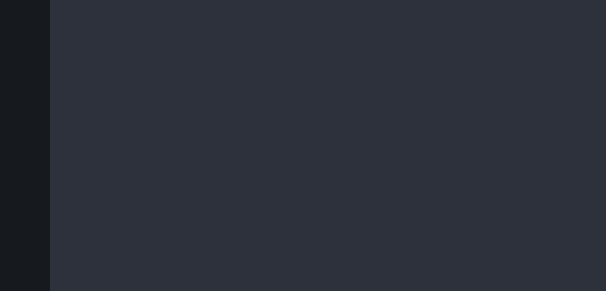
Before: the Qt Designer form views/qt_files/main_window.ui in Zombender0/Linear_algebra, drawn with Qt 5.
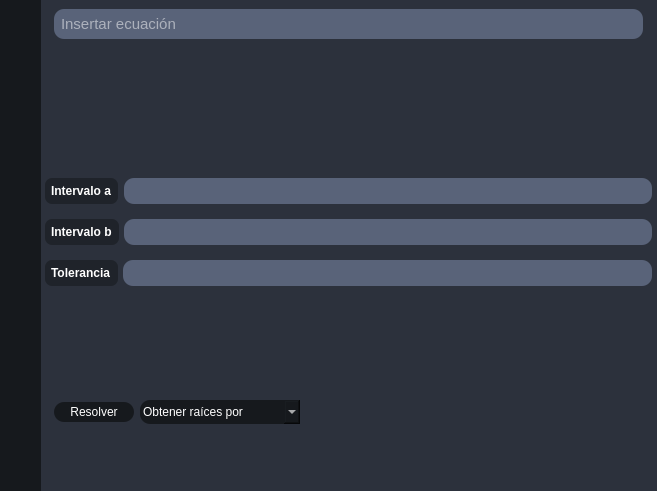
After: the same form once the commit is applied. Icons and pictures are not drawn.

Commit message: Expansion de interfaz para resolver ecuaciones

```diff
--- a/views/qt_files/main_window.ui
+++ b/views/qt_files/main_window.ui
@@ -9,8 +9,8 @@
    <rect>
     <x>0</x>
     <y>0</y>
-    <width>603</width>
-    <height>291</height>
+    <width>657</width>
+    <height>491</height>
    </rect>
   </property>
   <property name="windowTitle">
@@ -43,7 +43,7 @@
 background-color: #2c313c
 }
 
-#table_buttons_frame QPushButton, #table_buttons_frame QComboBox {
+#table_buttons_frame QPushButton, #table_buttons_frame QComboBox,#solution_widget QComboBox, #solution_widget QPushButton {
     color: #ffffff;
     text-align: center;
 	padding: 3px;
@@ -95,17 +95,17 @@
 height: 18px;
 }
 
- #table_buttons_frame QComboBox:dropdown{
+ #table_buttons_frame QComboBox:dropdown, #solution_widget QComboBox{
 border: 0px;
 }
 
-#table_buttons_frame QComboBox:down-arrow{
+#table_buttons_frame QComboBox:down-arrow, #solution_widget QComboBox{
 subcontrol-position: right;
 width: 18px;
 height: 18px;
 }
 
-#table_buttons_frame QComboBox QListView{
+#table_buttons_frame QComboBox QListView, #solution_widget QComboBox QListView{
 color: #fff;
 font-weight: 500;
 background-color: #2c313c;
@@ -134,6 +134,38 @@
 
 #side_bar{
 background: #16191d
+}
+#tab_buttons_frame QPushButton, #expand_button_frame QPushButton{
+text-align: left;
+}
+#tab_buttons_frame QPushButton::hover{
+background-color: #1f232a;
+}
+
+#equation_widget QLineEdit{
+color: #fff;
+background-color: #596379;
+border-radius:10px;
+padding: 5px;
+font-weight: 350;
+}
+
+#equation_buttons_frame QLineEdit{
+color: #fff;
+background-color: #596379;
+border-radius:10px;
+padding: 5px;
+font-weight: 350;
+}
+#equation_buttons_frame QLabel{
+background-color: #1f232a;
+padding: 3px;
+font-weight: 700;
+border-radius: 7px;
+}
+
+#equations_page{
+background: #2c313c
 }</string>
   </property>
   <widget class="QWidget" name="centralwidget">
@@ -158,65 +190,42 @@
     </property>
     <item>
      <widget class="QWidget" name="side_bar" native="true">
+      <property name="maximumSize">
+       <size>
+        <width>16777215</width>
+        <height>16777215</height>
+       </size>
+      </property>
       <layout class="QVBoxLayout" name="verticalLayout_5">
+       <property name="spacing">
+        <number>0</number>
+       </property>
+       <property name="sizeConstraint">
+        <enum>QLayout::SizeConstraint::SetMinAndMaxSize</enum>
+       </property>
+       <property name="leftMargin">
+        <number>9</number>
+       </property>
        <property name="topMargin">
-        <number>9</number>
+        <number>0</number>
        </property>
        <property name="rightMargin">
-        <number>9</number>
+        <number>0</number>
        </property>
-       <item alignment="Qt::AlignmentFlag::AlignTop">
-        <widget class="QWidget" name="expand_button_widget" native="true">
-         <layout class="QVBoxLayout" name="verticalLayout_6">
-          <property name="spacing">
-           <number>0</number>
-          </property>
-          <property name="leftMargin">
-           <number>0</number>
-          </property>
-          <property name="topMargin">
-           <number>0</number>
-          </property>
-          <property name="rightMargin">
-           <number>0</number>
-          </property>
-          <property name="bottomMargin">
-           <number>0</number>
-          </property>
-          <item>
-           <widget class="QPushButton" name="expand_button">
-            <property name="toolTip">
-             <string>Expandir Menu</string>
-            </property>
-            <property name="text">
-             <string/>
-            </property>
-            <property name="icon">
-             <iconset resource="qrc_files/resources.qrc">
-              <normaloff>:/icon/Images/align-justify.svg</normaloff>:/icon/Images/align-justify.svg</iconset>
-            </property>
-            <property name="iconSize">
-             <size>
-              <width>24</width>
-              <height>24</height>
-             </size>
-            </property>
-           </widget>
-          </item>
-         </layout>
-        </widget>
-       </item>
-       <item alignment="Qt::AlignmentFlag::AlignTop">
-        <widget class="QWidget" name="tab_buttons_widget" native="true">
-         <property name="sizePolicy">
-          <sizepolicy hsizetype="Preferred" vsizetype="Expanding">
-           <horstretch>0</horstretch>
-           <verstretch>0</verstretch>
-          </sizepolicy>
+       <property name="bottomMargin">
+        <number>0</number>
+       </property>
+       <item>
+        <widget class="QWidget" name="sub_side_bar" native="true">
+         <property name="maximumSize">
+          <size>
+           <width>16777215</width>
+           <height>16777215</height>
+          </size>
          </property>
-         <layout class="QVBoxLayout" name="verticalLayout_7">
+         <layout class="QVBoxLayout" name="verticalLayout_11">
           <property name="spacing">
-           <number>10</number>
+           <number>0</number>
           </property>
           <property name="leftMargin">
            <number>0</number>
@@ -231,43 +240,140 @@
            <number>0</number>
           </property>
           <item>
-           <widget class="QPushButton" name="equation_tab_button">
-            <property name="toolTip">
-             <string>Ecuaciones</string>
-            </property>
-            <property name="text">
-             <string/>
-            </property>
-            <property name="icon">
-             <iconset resource="qrc_files/resources.qrc">
-              <normaloff>:/icon/Images/fx.svg</normaloff>:/icon/Images/fx.svg</iconset>
-            </property>
-            <property name="iconSize">
+           <widget class="QFrame" name="expand_button_frame">
+            <property name="maximumSize">
              <size>
-              <width>28</width>
-              <height>28</height>
+              <width>16777215</width>
+              <height>16777215</height>
              </size>
             </property>
+            <layout class="QVBoxLayout" name="verticalLayout_6">
+             <property name="spacing">
+              <number>0</number>
+             </property>
+             <property name="leftMargin">
+              <number>0</number>
+             </property>
+             <property name="topMargin">
+              <number>0</number>
+             </property>
+             <property name="rightMargin">
+              <number>0</number>
+             </property>
+             <property name="bottomMargin">
+              <number>0</number>
+             </property>
+             <item alignment="Qt::AlignmentFlag::AlignLeft|Qt::AlignmentFlag::AlignTop">
+              <widget class="QPushButton" name="expand_button">
+               <property name="toolTip">
+                <string>Expandir Menu</string>
+               </property>
+               <property name="styleSheet">
+                <string notr="true">text-align:left;</string>
+               </property>
+               <property name="text">
+                <string/>
+               </property>
+               <property name="icon">
+                <iconset resource="qrc_files/resources.qrc">
+                 <normaloff>:/icon/Images/align-justify.svg</normaloff>:/icon/Images/align-justify.svg</iconset>
+               </property>
+               <property name="iconSize">
+                <size>
+                 <width>28</width>
+                 <height>28</height>
+                </size>
+               </property>
+              </widget>
+             </item>
+            </layout>
            </widget>
           </item>
-          <item>
-           <widget class="QPushButton" name="matrix_tab_button">
-            <property name="toolTip">
-             <string>Matrices</string>
+          <item alignment="Qt::AlignmentFlag::AlignTop">
+           <widget class="QFrame" name="tab_buttons_frame">
+            <property name="sizePolicy">
+             <sizepolicy hsizetype="Preferred" vsizetype="Preferred">
+              <horstretch>0</horstretch>
+              <verstretch>0</verstretch>
+             </sizepolicy>
             </property>
-            <property name="text">
-             <string/>
-            </property>
-            <property name="icon">
-             <iconset resource="qrc_files/resources.qrc">
-              <normaloff>:/icon/Images/matrix.svg</normaloff>:/icon/Images/matrix.svg</iconset>
-            </property>
-            <property name="iconSize">
+            <property name="maximumSize">
              <size>
-              <width>24</width>
-              <height>24</height>
+              <width>16777215</width>
+              <height>16777215</height>
              </size>
             </property>
+            <layout class="QVBoxLayout" name="verticalLayout_7">
+             <property name="spacing">
+              <number>5</number>
+             </property>
+             <property name="leftMargin">
+              <number>0</number>
+             </property>
+             <property name="topMargin">
+              <number>0</number>
+             </property>
+             <property name="rightMargin">
+              <number>0</number>
+             </property>
+             <property name="bottomMargin">
+              <number>0</number>
+             </property>
+             <item>
+              <widget class="QPushButton" name="matrix_tab_button">
+               <property name="enabled">
+                <bool>true</bool>
+               </property>
+               <property name="font">
+                <font>
+                 <bold>false</bold>
+                </font>
+               </property>
+               <property name="toolTip">
+                <string>Matrices</string>
+               </property>
+               <property name="styleSheet">
+                <string notr="true">text-align:left;</string>
+               </property>
+               <property name="text">
+                <string/>
+               </property>
+               <property name="icon">
+                <iconset resource="qrc_files/resources.qrc">
+                 <normaloff>:/icon/Images/matrix.svg</normaloff>:/icon/Images/matrix.svg</iconset>
+               </property>
+               <property name="iconSize">
+                <size>
+                 <width>28</width>
+                 <height>28</height>
+                </size>
+               </property>
+              </widget>
+             </item>
+             <item>
+              <widget class="QPushButton" name="equation_tab_button">
+               <property name="toolTip">
+                <string>Ecuaciones</string>
+               </property>
+               <property name="styleSheet">
+                <string notr="true">text-align:left;</string>
+               </property>
+               <property name="text">
+                <string/>
+               </property>
+               <property name="icon">
+                <iconset resource="qrc_files/resources.qrc">
+                 <normaloff>:/icon/Images/fx.svg</normaloff>:/icon/Images/fx.svg</iconset>
+               </property>
+               <property name="iconSize">
+                <size>
+                 <width>32</width>
+                 <height>32</height>
+                </size>
+               </property>
+              </widget>
+             </item>
+            </layout>
            </widget>
           </item>
          </layout>
@@ -713,7 +819,242 @@
         </item>
        </layout>
       </widget>
-      <widget class="QWidget" name="equations_page"/>
+      <widget class="QWidget" name="equations_page">
+       <layout class="QVBoxLayout" name="verticalLayout_8" stretch="10,9,9">
+        <property name="spacing">
+         <number>15</number>
+        </property>
+        <property name="leftMargin">
+         <number>4</number>
+        </property>
+        <property name="topMargin">
+         <number>0</number>
+        </property>
+        <property name="rightMargin">
+         <number>5</number>
+        </property>
+        <property name="bottomMargin">
+         <number>5</number>
+        </property>
+        <item alignment="Qt::AlignmentFlag::AlignTop">
+         <widget class="QWidget" name="equation_widget" native="true">
+          <layout class="QVBoxLayout" name="verticalLayout_9">
+           <item>
+            <widget class="QLineEdit" name="equation_input">
+             <property name="font">
+              <font>
+               <pointsize>11</pointsize>
+               <fontweight></fontweight>
+              </font>
+             </property>
+             <property name="inputMethodHints">
+              <set>Qt::InputMethodHint::ImhNone</set>
+             </property>
+             <property name="placeholderText">
+              <string>Insertar ecuación</string>
+             </property>
+            </widget>
+           </item>
+          </layout>
+         </widget>
+        </item>
+        <item alignment="Qt::AlignmentFlag::AlignTop">
+         <widget class="QFrame" name="equation_buttons_frame">
+          <property name="sizePolicy">
+           <sizepolicy hsizetype="Preferred" vsizetype="Preferred">
+            <horstretch>0</horstretch>
+            <verstretch>0</verstretch>
+           </sizepolicy>
+          </property>
+          <layout class="QVBoxLayout" name="verticalLayout_10">
+           <property name="spacing">
+            <number>15</number>
+           </property>
+           <property name="leftMargin">
+            <number>0</number>
+           </property>
+           <property name="topMargin">
+            <number>0</number>
+           </property>
+           <property name="rightMargin">
+            <number>0</number>
+           </property>
+           <property name="bottomMargin">
+            <number>0</number>
+           </property>
+           <item>
+            <widget class="QWidget" name="interval_a_widget" native="true">
+             <property name="sizePolicy">
+              <sizepolicy hsizetype="Preferred" vsizetype="Preferred">
+               <horstretch>0</horstretch>
+               <verstretch>0</verstretch>
+              </sizepolicy>
+             </property>
+             <layout class="QHBoxLayout" name="horizontalLayout_2">
+              <property name="spacing">
+               <number>6</number>
+              </property>
+              <property name="leftMargin">
+               <number>0</number>
+              </property>
+              <property name="topMargin">
+               <number>0</number>
+              </property>
+              <property name="rightMargin">
+               <number>0</number>
+              </property>
+              <property name="bottomMargin">
+               <number>0</number>
+              </property>
+              <item>
+               <widget class="QLabel" name="interval_a_label">
+                <property name="maximumSize">
+                 <size>
+                  <width>16777215</width>
+                  <height>30</height>
+                 </size>
+                </property>
+                <property name="text">
+                 <string>Intervalo a</string>
+                </property>
+               </widget>
+              </item>
+              <item>
+               <widget class="QLineEdit" name="interval_a_line_edit"/>
+              </item>
+             </layout>
+            </widget>
+           </item>
+           <item>
+            <widget class="QWidget" name="interval_b_widget" native="true">
+             <property name="sizePolicy">
+              <sizepolicy hsizetype="Preferred" vsizetype="Preferred">
+               <horstretch>0</horstretch>
+               <verstretch>0</verstretch>
+              </sizepolicy>
+             </property>
+             <layout class="QHBoxLayout" name="horizontalLayout_3">
+              <property name="spacing">
+               <number>5</number>
+              </property>
+              <property name="leftMargin">
+               <number>0</number>
+              </property>
+              <property name="topMargin">
+               <number>0</number>
+              </property>
+              <property name="rightMargin">
+               <number>0</number>
+              </property>
+              <property name="bottomMargin">
+               <number>0</number>
+              </property>
+              <item>
+               <widget class="QLabel" name="interval_b_label">
+                <property name="maximumSize">
+                 <size>
+                  <width>16777215</width>
+                  <height>30</height>
+                 </size>
+                </property>
+                <property name="text">
+                 <string>Intervalo b</string>
+                </property>
+               </widget>
+              </item>
+              <item>
+               <widget class="QLineEdit" name="interval_b_line_edit"/>
+              </item>
+             </layout>
+            </widget>
+           </item>
+           <item>
+            <widget class="QWidget" name="tolerance_widget" native="true">
+             <property name="sizePolicy">
+              <sizepolicy hsizetype="Preferred" vsizetype="Preferred">
+               <horstretch>0</horstretch>
+               <verstretch>0</verstretch>
+              </sizepolicy>
+             </property>
+             <layout class="QHBoxLayout" name="horizontalLayout_4">
+              <property name="spacing">
+               <number>5</number>
+              </property>
+              <property name="leftMargin">
+               <number>0</number>
+              </property>
+              <property name="topMargin">
+               <number>0</number>
+              </property>
+              <property name="rightMargin">
+               <number>0</number>
+              </property>
+              <property name="bottomMargin">
+               <number>0</number>
+              </property>
+              <item>
+               <widget class="QLabel" name="tolerance_label">
+                <property name="maximumSize">
+                 <size>
+                  <width>16777215</width>
+                  <height>30</height>
+                 </size>
+                </property>
+                <property name="text">
+                 <string>Tolerancia</string>
+                </property>
+               </widget>
+              </item>
+              <item>
+               <widget class="QLineEdit" name="tolerance_line_edit"/>
+              </item>
+             </layout>
+            </widget>
+           </item>
+          </layout>
+         </widget>
+        </item>
+        <item alignment="Qt::AlignmentFlag::AlignLeft">
+         <widget class="QWidget" name="solution_widget" native="true">
+          <layout class="QHBoxLayout" name="horizontalLayout_5">
+           <item>
+            <widget class="QPushButton" name="solution_solve_button">
+             <property name="minimumSize">
+              <size>
+               <width>80</width>
+               <height>0</height>
+              </size>
+             </property>
+             <property name="text">
+              <string>Resolver</string>
+             </property>
+            </widget>
+           </item>
+           <item>
+            <widget class="QComboBox" name="solution_combobox_options">
+             <property name="minimumSize">
+              <size>
+               <width>160</width>
+               <height>0</height>
+              </size>
+             </property>
+             <item>
+              <property name="text">
+               <string>Obtener raíces por</string>
+              </property>
+             </item>
+             <item>
+              <property name="text">
+               <string>Bisección</string>
+              </property>
+             </item>
+            </widget>
+           </item>
+          </layout>
+         </widget>
+        </item>
+       </layout>
+      </widget>
      </widget>
     </item>
    </layout>
```
Left out of the diff: 25 changed lines with no effect on the pictures. The commit also changes 14 other files.
